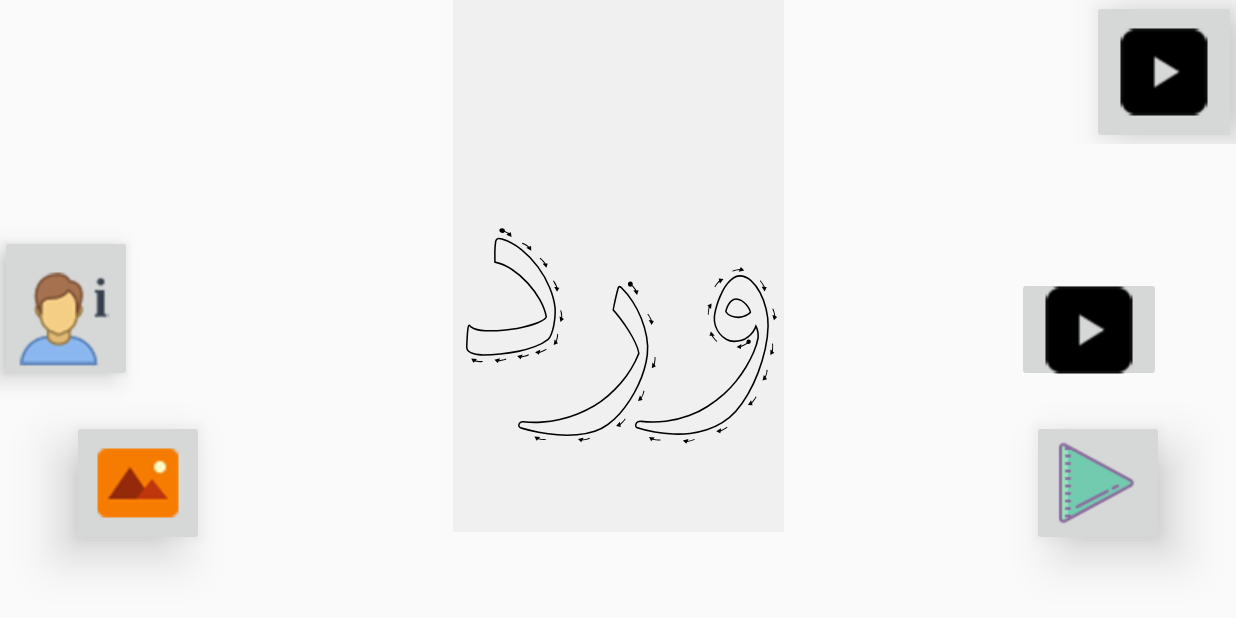
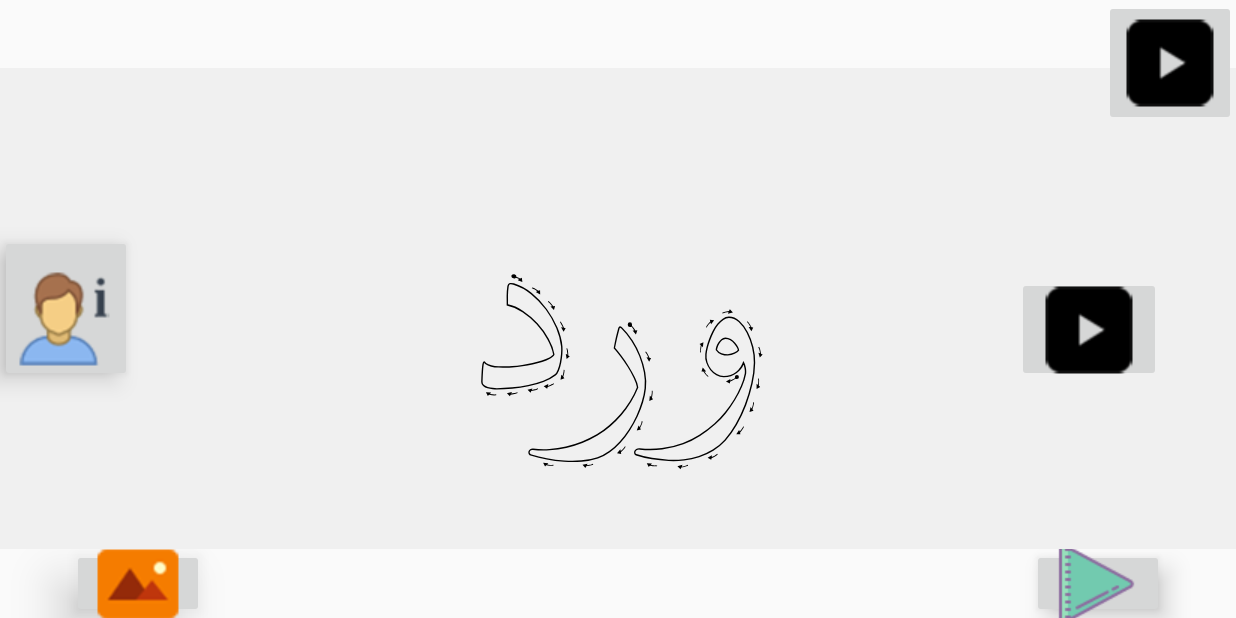
Before and after one commit to SeifMostafa/CHAT, an Android app: the screen it shows after launch (MainActivity), on a phone screen of 824 x 412 dp (held sideways). Run offline under Robolectric (Android 15) with nearby library versions, the phone set to English and light mode, and no system bars; 12 statements that could not run were skipped.

Commit message:
Done Check with Relative layout

```diff
--- a/app/src/main/java/com/example/seif/seshatplayer/MainActivity.java
+++ b/app/src/main/java/com/example/seif/seshatplayer/MainActivity.java
@@ -1,6 +1,7 @@
 package com.example.seif.seshatplayer;
 
 import android.Manifest;
+import android.annotation.SuppressLint;
 import android.app.AlertDialog;
 import android.app.FragmentManager;
 import android.app.FragmentTransaction;
@@ -48,7 +49,6 @@ import java.util.HashMap;
 import java.util.Map;
 import java.util.Scanner;
 import java.util.Stack;
-import java.util.concurrent.locks.Lock;
 
 import static com.example.seif.seshatplayer.layout.LessonFragment.LessonFragment_TAG;
 import static java.lang.Thread.sleep;
@@ -57,10 +57,9 @@ import static java.lang.Thread.sleep;
 public class MainActivity extends AppCompatActivity {
 
 
-    public static final String WORDS_PREFS_NAME = "WordsPrefsFile", WordIndexKey = "i", WordKey = "w", PhraseKey = "p", LessonKey = "L";
+    public static final String WORDS_PREFS_NAME = "WordsPrefsFile", WordIndexKey = "i", WordKey = "w", PhraseKey = "p", LessonKey = "L", WordLoopKey = "wl";
     public static final String SFKEY = "0";
     private static final int PERMISSIONS_MULTIPLE_REQUEST = 122;
-    public static Lock mLockPhraselessonFragments;
     public static String firstTimekey = "1stTime";
 
     SharedPreferences sharedPreferences_words = null;
@@ -131,6 +130,7 @@ public class MainActivity extends AppCompatActivity {
     /*
       * read file into string and the end = \n and return this string
       */
+    @SuppressLint("CommitPrefEdits")
     @Override
     protected void onCreate(Bundle savedInstanceState) {
         super.onCreate(savedInstanceState);
--- a/app/src/main/java/com/example/seif/seshatplayer/WordView.java
+++ b/app/src/main/java/com/example/seif/seshatplayer/WordView.java
@@ -49,9 +49,7 @@ public class WordView extends TextView {
     private GestureDetector mGestureDetector;
     private int charsPassed = 0;
     private Map<Integer, Direction[][]> gesture;
-    //private int trials = 0;
     private int gestureSize = 0;
-    private int numOfFail = 0;
 
 
     public WordView(Context context) throws IOException {
@@ -82,6 +80,7 @@ public class WordView extends TextView {
     }
 
     public void init() {
+        //word_loop=context.getSharedPreferences(MainActivity.WORDS_PREFS_NAME,0).getInt(MainActivity.WordLoopKey,0);
         newTypeface = Typeface.createFromAsset(getContext().getAssets(), "fonts/lvl1.ttf");
         this.setTypeface(newTypeface);
         Log.i("init", "AM HERE!");
@@ -108,12 +107,9 @@ public class WordView extends TextView {
         updateWord = new LessonFragment();
         successBtn = (ImageButton) ((MainActivity) context).findViewById(R.id.imagebutton_success);
         fontBtn = (ImageButton) ((MainActivity) context).findViewById(R.id.imagebutton_skipFont);
-        fontBtn.setOnClickListener(new OnClickListener() {
-            @Override
-            public void onClick(View view) {
-                indx++;
-                fontCreator();
-            }
+        fontBtn.setOnClickListener(view -> {
+            indx++;
+            fontCreator();
         });
     }
 
@@ -266,7 +262,7 @@ public class WordView extends TextView {
                     }
                 }
             }
-            if (gestureSize - outputUserGV.size() <= gestureSize / gesture.get(0).length && checkResult) {
+            if (checkResult) {
                 gestureSize = 0;
                 reset();
                 ((MainActivity) context).voiceoffer(null, context.getString(R.string.congrats));
@@ -274,6 +270,7 @@ public class WordView extends TextView {
 
                 updateWord.setmContext(context);
                 updateWord.setLessonFragment(this.mLessonFragment);
+                // ((MainActivity)context).SaveOnSharedPref(MainActivity.WordLoopKey, String.valueOf(word_loop));
 
                 newTypeface = updateWord.updateWordLoop(this.getTypeface(), ++word_loop);
 
@@ -335,7 +332,6 @@ public class WordView extends TextView {
         }
 
         mGestureDetector = new GestureDetector(gesture.get(0));
-
     }
 
 
--- a/app/src/main/java/com/example/seif/seshatplayer/layout/LessonFragment.java
+++ b/app/src/main/java/com/example/seif/seshatplayer/layout/LessonFragment.java
@@ -66,6 +66,7 @@ public class LessonFragment extends Fragment implements UpdateWord {
     public View onCreateView(LayoutInflater inflater, ViewGroup container,
                              Bundle savedInstanceState) {
         // Inflate the layout for this fragment
+
         View view = inflater.inflate(R.layout.fragment_main, container, false);
         wordView_MainText = (WordView) view.findViewById(R.id.textView_maintext);
         wordView_MainText.setText(word.getText());
@@ -162,7 +163,6 @@ public class LessonFragment extends Fragment implements UpdateWord {
         super.onResume();
 
         if (!firstTime && !isAnimated) {
-
             ((MainActivity) getActivity()).openAnimationFragment(word.getText());
             isAnimated = true;
         } else if (!firstTime && instance.isWritten &&/* instance.isPronunced &&*/ !isPicked) {
@@ -264,7 +264,6 @@ public class LessonFragment extends Fragment implements UpdateWord {
     @Override
     public Typeface updateWordLoop(Typeface typeface, int word_loop) {
         Typeface tf;
-
 
         if (word_loop < 14) {
             if (word_loop % DEFAULT_LOOP_COUNTER == 0) {
--- a/app/src/main/res/layout/fragment_main.xml
+++ b/app/src/main/res/layout/fragment_main.xml
@@ -1,4 +1,4 @@
-<android.support.constraint.ConstraintLayout xmlns:android="http://schemas.android.com/apk/res/android"
+<RelativeLayout xmlns:android="http://schemas.android.com/apk/res/android"
     xmlns:app="http://schemas.android.com/apk/res-auto"
     xmlns:tools="http://schemas.android.com/tools"
     android:layout_width="match_parent"
@@ -8,30 +8,33 @@
 
     <com.example.seif.seshatplayer.WordView
         android:id="@+id/textView_maintext"
-        android:layout_width="wrap_content"
+        android:layout_width="match_parent"
         android:layout_height="wrap_content"
+
+        android:layout_centerInParent="true"
         android:background="@color/colorWhity"
         android:text="@string/text"
         android:textAlignment="center"
+
         android:textSize="@dimen/activity_word_textsize"
-
         app:layout_constraintLeft_toLeftOf="parent"
         app:layout_constraintRight_toRightOf="parent"
         app:layout_constraintTop_toTopOf="parent" />
 
     <RelativeLayout
         android:layout_width="wrap_content"
-        android:layout_height="wrap_content">
+        android:layout_height="wrap_content"
+        android:layout_alignParentStart="true"
+        android:layout_alignParentTop="true"
+        android:layout_alignTop="@id/textView_maintext">
 
         <ImageButton
             android:id="@+id/imagebutton_prevword"
             android:layout_width="wrap_content"
             android:layout_height="wrap_content"
-            android:layout_alignParentLeft="true"
-            android:elevation="10dp"
-            android:padding="@dimen/activity_horizontal_margin"
+            android:layout_alignParentStart="true"
+            android:layout_alignParentTop="true"
             android:src="@drawable/prevword"
-            android:translationZ="10dp"
             tools:ignore="RtlHardcoded" />
 
         <ImageButton
@@ -39,34 +42,33 @@
             android:layout_width="wrap_content"
             android:layout_height="wrap_content"
             android:layout_alignParentRight="true"
-            android:elevation="10dp"
-            android:padding="@dimen/activity_horizontal_margin"
             android:src="@drawable/nextword"
-            android:translationZ="10dp"
             tools:ignore="RtlHardcoded" />
 
     </RelativeLayout>
 
-
+    <RelativeLayout
+        android:layout_width="wrap_content"
+        android:layout_height="wrap_content"
+        android:layout_alignParentBottom="true"
+        android:layout_alignParentEnd="true"
+        android:layout_below="@id/textView_maintext">
     <ImageButton
         android:id="@+id/imagebutton_soundhelp"
         android:layout_width="wrap_content"
         android:layout_height="wrap_content"
-        android:layout_marginBottom="@dimen/activity_double_actionbar_margin"
+        android:layout_alignParentRight="true"
         android:layout_marginEnd="@dimen/activity_double_actionbar_margin"
         android:layout_marginRight="@dimen/activity_double_actionbar_margin"
         android:elevation="10dp"
         android:src="@drawable/sound"
-        android:translationZ="10dp"
-        app:layout_constraintBottom_toBottomOf="parent"
-
         app:layout_constraintRight_toRightOf="parent" />
 
     <ImageButton
         android:id="@+id/imagebutton_photohelp"
         android:layout_width="wrap_content"
         android:layout_height="wrap_content"
-        android:layout_marginBottom="@dimen/activity_double_actionbar_margin"
+        android:layout_alignParentLeft="true"
         android:layout_marginLeft="@dimen/activity_double_actionbar_margin"
         android:layout_marginStart="@dimen/activity_double_actionbar_margin"
         android:elevation="10dp"
@@ -77,5 +79,7 @@
         app:layout_constraintLeft_toLeftOf="parent"
         tools:ignore="ContentDescription,RtlHardcoded" />
 
+    </RelativeLayout>
 
-</android.support.constraint.ConstraintLayout>
+
+</RelativeLayout>
--- a/app/src/main/res/values/dimens.xml
+++ b/app/src/main/res/values/dimens.xml
@@ -3,7 +3,7 @@
     <dimen name="activity_horizontal_margin">16dp</dimen>
     <dimen name="activity_actionbar_margin">24dp</dimen>
     <dimen name="activity_double_actionbar_margin">48dp</dimen>
-    <dimen name="activity_word_textsize">210sp</dimen>
+    <dimen name="activity_word_textsize">190sp</dimen>
     <dimen name="activity_word_textsize_listitem">36sp</dimen>
     <dimen name="btn_shadow">5dp</dimen>
     <dimen name="btn_z">5dp</dimen>
--- a/build.gradle
+++ b/build.gradle
@@ -3,6 +3,7 @@
 buildscript {
     repositories {
         jcenter()
+        google()
     }
     dependencies {
         classpath 'com.android.tools.build:gradle:3.0.1'
@@ -15,6 +16,7 @@ buildscript {
 allprojects {
     repositories {
         jcenter()
+        google()
     }
 }
 
```
Also changed, not shown: 2 other files.
